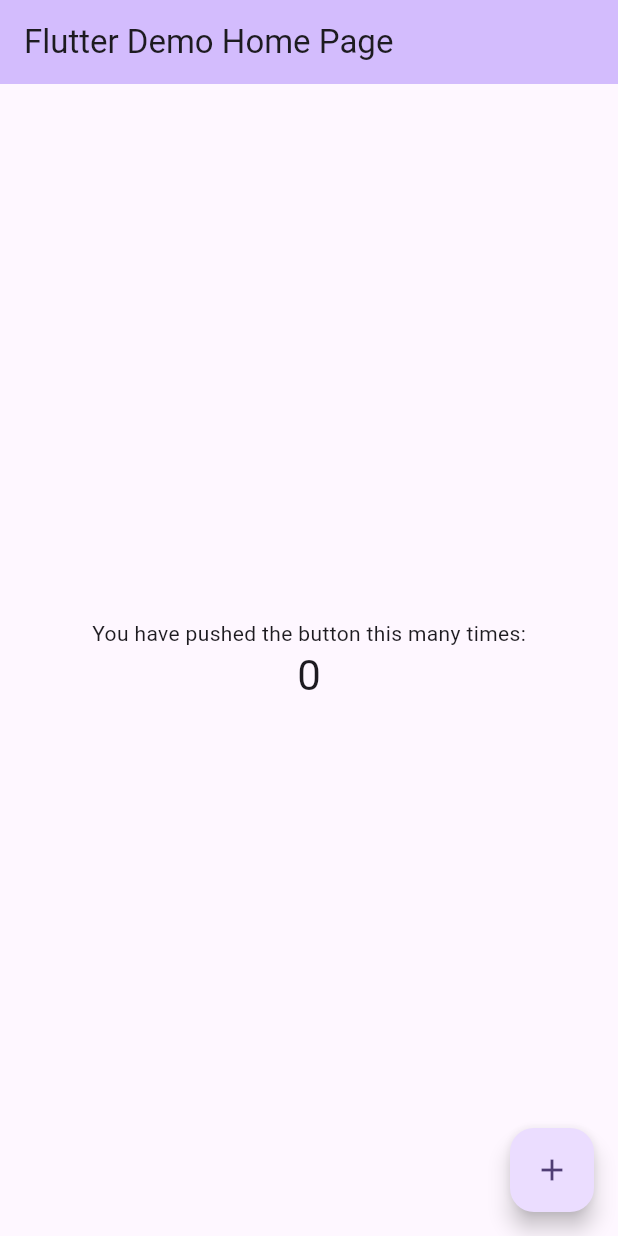
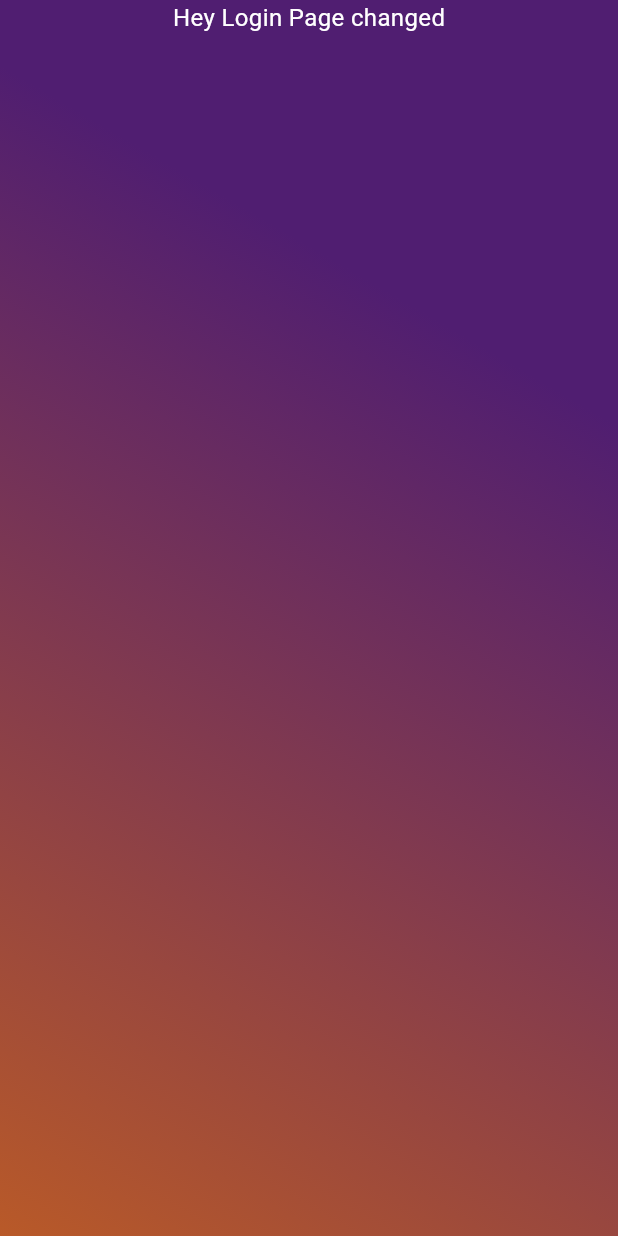
Before and after one commit to shubhamdevgupta/astrohelpme-flutter, a Flutter app: the screen it shows after launch, on a phone screen of 412 x 824 dp. Run offline on Flutter 3.47's test engine with Material 3 defaults, Android fonts, the light colour scheme and no system bars.

Commit message:
working on design page

```diff
--- a/lib/main.dart
+++ b/lib/main.dart
@@ -1,3 +1,4 @@
+import 'package:astrohelpme/screens/login/login.dart';
 import 'package:flutter/material.dart';
 
 void main() {
@@ -7,17 +8,15 @@ void main() {
 class MyApp extends StatelessWidget {
   const MyApp({super.key});
 
-  // This widget is the root of your application.
   @override
   Widget build(BuildContext context) {
     return MaterialApp(
       title: 'Flutter Demo',
       theme: ThemeData(
-
         colorScheme: ColorScheme.fromSeed(seedColor: Colors.deepPurple),
         useMaterial3: true,
       ),
-      home: const MyHomePage(title: 'Flutter Demo Home Page'),
+      home:  Login(),
     );
   }
 }
--- /dev/null
+++ b/lib/screens/login/login.dart
@@ -0,0 +1,40 @@
+import 'package:flutter/material.dart';
+
+class Login extends StatefulWidget {
+  State<StatefulWidget> createState() {
+    return _LoginState();
+  }
+}
+
+class _LoginState extends State<Login> {
+  @override
+  Widget build(BuildContext context) {
+    return Scaffold(
+      body: Container( width: double.infinity,
+        height: double.infinity,
+        decoration: const BoxDecoration(
+            gradient: LinearGradient(
+                colors: [
+                  Color(0xFF501E71),
+                  Color(0xFFF07902),
+                  Color(0xFFBF5552),
+                  Color(0xFFD5662C),
+                ],
+                begin: const FractionalOffset(1.4, 0.3),
+                end: const FractionalOffset(0.0, 1.5),
+                stops: [0.1, 2.5,5.0,9.0],
+                tileMode: TileMode.clamp)),
+        child: const Column(
+          children: [
+            Text(
+              "Hey Login Page changed",
+              style: TextStyle(fontSize: 16,
+              color: Colors.white),
+            ),
+
+          ],
+        ),
+      ),
+    );
+  }
+}
--- a/pubspec.yaml
+++ b/pubspec.yaml
@@ -21,12 +21,6 @@ version: 1.0.0+1
 environment:
   sdk: ^3.5.4
 
-# Dependencies specify other packages that your package needs in order to work.
-# To automatically upgrade your package dependencies to the latest versions
-# consider running `flutter pub upgrade --major-versions`. Alternatively,
-# dependencies can be manually updated by changing the version numbers below to
-# the latest version available on pub.dev. To see which dependencies have newer
-# versions available, run `flutter pub outdated`.
 dependencies:
   flutter:
     sdk: flutter
```
